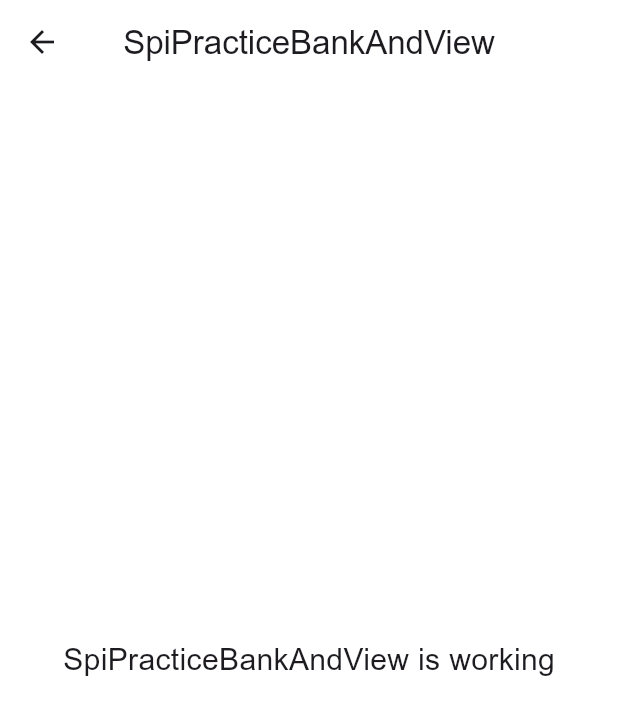
After one commit to flutter-maktech/shomoshotime_app_forntend, a Flutter app: the SpiPracticeBankAndView screen opened by its route, on a phone screen of 412 x 824 dp. The commit adds this screen. Shown: the top 715 px of the screen. Run offline on Flutter 3.47's test engine with Material 3 defaults, Android fonts, the light colour scheme and no system bars; our stand-ins replace flutter_screenutil, get.

Commit message:
spi_practice_bank_qus & spi_practice_bank_and added, not complete

```diff
--- /dev/null
+++ b/lib/app/modules/spi_practice_bank_and/views/spi_practice_bank_and_view.dart
@@ -0,0 +1,24 @@
+import 'package:flutter/material.dart';
+
+import 'package:get/get.dart';
+
+import '../controllers/spi_practice_bank_and_controller.dart';
+
+class SpiPracticeBankAndView extends GetView<SpiPracticeBankAndController> {
+  const SpiPracticeBankAndView({super.key});
+  @override
+  Widget build(BuildContext context) {
+    return Scaffold(
+      appBar: AppBar(
+        title: const Text('SpiPracticeBankAndView'),
+        centerTitle: true,
+      ),
+      body: const Center(
+        child: Text(
+          'SpiPracticeBankAndView is working',
+          style: TextStyle(fontSize: 20),
+        ),
+      ),
+    );
+  }
+}
--- a/lib/app/routes/app_pages.dart
+++ b/lib/app/routes/app_pages.dart
@@ -4,6 +4,10 @@ import '../modules/home/bindings/home_binding.dart';
 import '../modules/home/views/home_view.dart';
 import '../modules/profile/bindings/profile_binding.dart';
 import '../modules/profile/views/profile_view.dart';
+import '../modules/spi_practice_bank_and/bindings/spi_practice_bank_and_binding.dart';
+import '../modules/spi_practice_bank_and/views/spi_practice_bank_and_view.dart';
+import '../modules/spi_practice_bank_qus/bindings/spi_practice_bank_qus_binding.dart';
+import '../modules/spi_practice_bank_qus/views/spi_practice_bank_qus_view.dart';
 
 part 'app_routes.dart';
 
@@ -23,5 +27,15 @@ class AppPages {
       page: () => const ProfileView(),
       binding: ProfileBinding(),
     ),
+    GetPage(
+      name: _Paths.SPI_PRACTICE_BANK_QUS,
+      page: () => const SpiPracticeBankQusView(),
+      binding: SpiPracticeBankQusBinding(),
+    ),
+    GetPage(
+      name: _Paths.SPI_PRACTICE_BANK_AND,
+      page: () => const SpiPracticeBankAndView(),
+      binding: SpiPracticeBankAndBinding(),
+    ),
   ];
 }
--- a/lib/app/routes/app_routes.dart
+++ b/lib/app/routes/app_routes.dart
@@ -5,10 +5,14 @@ abstract class Routes {
   Routes._();
   static const HOME = _Paths.HOME;
   static const PROFILE = _Paths.PROFILE;
+  static const SPI_PRACTICE_BANK_QUS = _Paths.SPI_PRACTICE_BANK_QUS;
+  static const SPI_PRACTICE_BANK_AND = _Paths.SPI_PRACTICE_BANK_AND;
 }
 
 abstract class _Paths {
   _Paths._();
   static const HOME = '/home';
   static const PROFILE = '/profile';
+  static const SPI_PRACTICE_BANK_QUS = '/spi-practice-bank-qus';
+  static const SPI_PRACTICE_BANK_AND = '/spi-practice-bank-and';
 }
```
Also changed, not shown: lib/app/modules/home/views/home_view.dart (+10 -1 lines), lib/app/modules/spi_practice_bank_and/bindings/spi_practice_bank_and_binding.dart (added, +12 -0 lines), lib/app/modules/spi_practice_bank_and/controllers/spi_practice_bank_and_controller.dart (added, +23 -0 lines), lib/app/modules/spi_practice_bank_qus/bindings/spi_practice_bank_qus_binding.dart (added, +12 -0 lines), lib/app/modules/spi_practice_bank_qus/controllers/spi_practice_bank_qus_controller.dart (added, +23 -0 lines), lib/app/modules/spi_practice_bank_qus/views/spi_practice_bank_qus_view.dart (added, +24 -0 lines).
